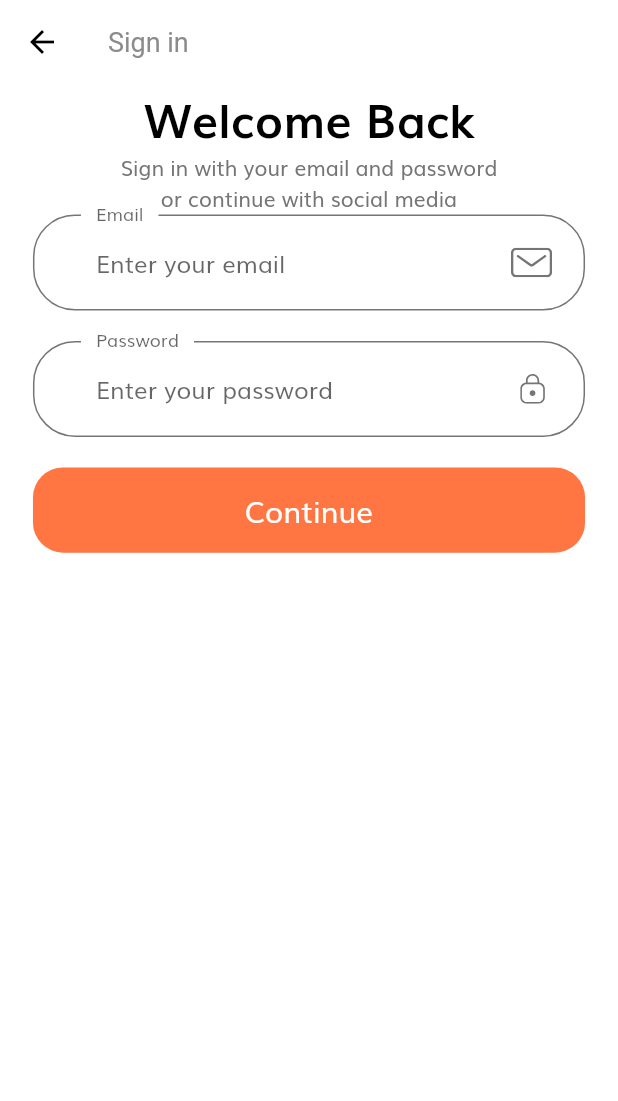
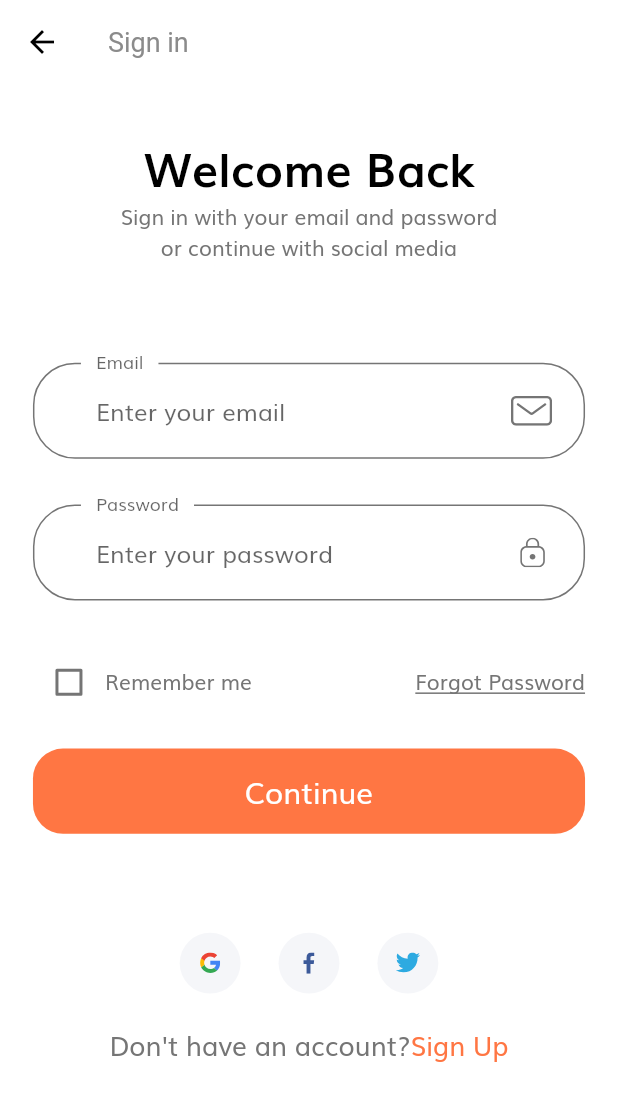
Before and after one commit to sunachun/shopapp, a Flutter app: the screen it shows after launch, after a tap on "Continue", on a phone screen of 412 x 824 dp. Shown: the top 1101 px of the screen. Run offline on Flutter 3.47's test engine with Material 2 defaults, Android fonts, the phone set to English and light mode, and no system bars; our stand-ins replace flutter_svg.

Commit message:
second commit

```diff
--- /dev/null
+++ b/lib/components/no_account_text.dart
@@ -0,0 +1,36 @@
+import 'package:flutter/material.dart';
+import 'package:shopapp/screens/forgot_password/forgot_password_screen.dart';
+
+import '../constants.dart';
+import '../size_config.dart';
+
+class NoAccountText extends StatelessWidget {
+  const NoAccountText({
+    Key key,
+  }) : super(key: key);
+
+  @override
+  Widget build(BuildContext context) {
+    return Row(
+      mainAxisAlignment: MainAxisAlignment.center,
+      children: <Widget>[
+        Text(
+          "Don't have an account?",
+          style: TextStyle(
+            fontSize: getProportionateScreenWidth(16),
+          ),
+        ),
+        GestureDetector(
+          onTap: () {},
+          child: Text(
+            "Sign Up",
+            style: TextStyle(
+              fontSize: getProportionateScreenWidth(16),
+              color: kPrimaryColor,
+            ),
+          ),
+        ),
+      ],
+    );
+  }
+}
--- /dev/null
+++ b/lib/components/social_card.dart
@@ -0,0 +1,34 @@
+import 'package:flutter/material.dart';
+import 'package:flutter_svg/flutter_svg.dart';
+
+import '../size_config.dart';
+
+class SocialCard extends StatelessWidget {
+  const SocialCard({
+    Key key,
+    this.icon,
+    this.press,
+  }) : super(key: key);
+
+  final String icon;
+  final Function press;
+
+  @override
+  Widget build(BuildContext context) {
+    return GestureDetector(
+      onTap: press,
+      child: Container(
+        margin:
+            EdgeInsets.symmetric(horizontal: getProportionateScreenWidth(10)),
+        padding: EdgeInsets.all(getProportionateScreenWidth(12)),
+        height: getProportionateScreenHeight(40),
+        width: getProportionateScreenWidth(40),
+        decoration: BoxDecoration(
+          color: Color(0xFFF5F6F9),
+          shape: BoxShape.circle,
+        ),
+        child: SvgPicture.asset(icon),
+      ),
+    );
+  }
+}
--- a/lib/constants.dart
+++ b/lib/constants.dart
@@ -11,3 +11,12 @@ const kSecondaryColor = Color(0xFF979797);
 const kTextColor = Color(0xFF757575);
 
 const kAnimationDuration = Duration(milliseconds: 200);
+
+// Form Error
+final RegExp emailValidatorRegExp =
+    RegExp(r"^[a-zA-Z0-9.]+@[a-zA-Z0-9]+\.[a-zA-Z]+");
+const String kEmailNullError = "Please Enter your email";
+const String kInvalidEmailError = "Please Enter Valid Email";
+const String kPassNullError = "Please Enter your password";
+const String kShortPassError = "Password is too short";
+const String kMatchPassError = "Passwords don't match";
--- a/lib/routs.dart
+++ b/lib/routs.dart
@@ -1,4 +1,6 @@
 import 'package:flutter/widgets.dart';
+import 'package:shopapp/screens/forgot_password/forgot_password_screen.dart';
+import 'package:shopapp/screens/login_screens/login_success_screen.dart';
 import 'package:shopapp/screens/sign_in/sign_in_screen.dart';
 import 'package:shopapp/screens/splash/splash_screen.dart';
 
@@ -7,4 +9,6 @@ import 'package:shopapp/screens/splash/splash_screen.dart';
 final Map<String, WidgetBuilder> routes = {
   SplashScreen.routeName: (content) => SplashScreen(),
   SignInScreen.routesName: (content) => SignInScreen(),
+  ForgotPasswordScreen.routeName: (content) => ForgotPasswordScreen(),
+  LoginSuccessScreen.routeName: (content) => LoginSuccessScreen(),
 };
--- /dev/null
+++ b/lib/screens/forgot_password/forgot_password_screen.dart
@@ -0,0 +1,15 @@
+import 'package:flutter/material.dart';
+import 'package:shopapp/screens/forgot_password/compornents/body.dart';
+
+class ForgotPasswordScreen extends StatelessWidget {
+  static String routeName = "/forgot_password";
+  @override
+  Widget build(BuildContext context) {
+    return Scaffold(
+      appBar: AppBar(
+        title: Text("Forgot Password"),
+      ),
+      body: Body(),
+    );
+  }
+}
--- a/lib/screens/sign_in/compornents/body.dart
+++ b/lib/screens/sign_in/compornents/body.dart
@@ -1,8 +1,10 @@
 import 'package:flutter/material.dart';
 import 'package:flutter_svg/flutter_svg.dart';
-import 'package:shopapp/components/custom_surfix_icon.dart';
-import 'package:shopapp/components/default_button.dart';
+import 'package:shopapp/components/no_account_text.dart';
+import 'package:shopapp/components/social_card.dart';
 import 'package:shopapp/constants.dart';
+import 'package:shopapp/screens/forgot_password/forgot_password_screen.dart';
+import 'package:shopapp/screens/sign_in/compornents/sign_form.dart';
 import 'package:shopapp/size_config.dart';
 
 class Body extends StatelessWidget {
@@ -14,8 +16,10 @@ class Body extends StatelessWidget {
         child: Padding(
           padding:
               EdgeInsets.symmetric(horizontal: getProportionateScreenWidth(20)),
+          child: SingleChildScrollView(
             child: Column(
               children: <Widget>[
+                SizedBox(height: SizeConfig.screenHeight * 0.04),
                 Text(
                   "Welcome Back",
                   style: TextStyle(
@@ -28,109 +32,33 @@ class Body extends StatelessWidget {
                   "Sign in with your email and password \nor continue with social media",
                   textAlign: TextAlign.center,
                 ),
+                SizedBox(height: SizeConfig.screenHeight * 0.08),
                 SignForm(),
+                SizedBox(height: SizeConfig.screenHeight * 0.08),
+                Row(
+                  mainAxisAlignment: MainAxisAlignment.center,
+                  children: <Widget>[
+                    SocialCard(
+                      icon: "assets/icons/google-icon.svg",
+                      press: () {},
+                    ),
+                    SocialCard(
+                      icon: "assets/icons/facebook-2.svg",
+                      press: () {},
+                    ),
+                    SocialCard(
+                      icon: "assets/icons/twitter.svg",
+                      press: () {},
+                    ),
                   ],
+                ),
+                SizedBox(height: getProportionateScreenHeight(20)),
+                NoAccountText(),
+              ],
+            ),
           ),
         ),
       ),
     );
   }
 }
-
-class SignForm extends StatefulWidget {
-  @override
-  _SignFormState createState() => _SignFormState();
-}
-
-class _SignFormState extends State<SignForm> {
-  final _formKey = GlobalKey<FormState>();
-  final List<String> errors = [];
-  @override
-  Widget build(BuildContext context) {
-    return Form(
-      key: _formKey,
-      child: Column(
-        children: <Widget>[
-          buildEmailFormField(),
-          SizedBox(height: getProportionateScreenHeight(20)),
-          buildPasswordFormField(),
-          SizedBox(height: getProportionateScreenHeight(20)),
-          FormError(errors: errors),
-          DefaultButton(
-            text: "Continue",
-            press: () {},
-          ),
-        ],
-      ),
-    );
-  }
-
-  TextFormField buildPasswordFormField() {
-    return TextFormField(
-      obscureText: true,
-      decoration: InputDecoration(
-        labelText: "Password",
-        hintText: "Enter your password",
-        // If you are using latest version of flutter then label text and hint text shown like this
-        // If you r using flutter less than 1.20.* then maybe this is not working properly
-        floatingLabelBehavior: FloatingLabelBehavior.always,
-        suffixIcon: CustomSurffixIcon(svgIcon: "assets/icons/Lock.svg"),
-      ),
-    );
-  }
-
-  TextFormField buildEmailFormField() {
-    return TextFormField(
-      keyboardType: TextInputType.emailAddress,
-      validator: (value) {
-        if (value.isEmpty) {
-          setState(() {
-            errors.add("Please enter your email");
-          });
-        }
-        return null;
-      },
-      decoration: InputDecoration(
-        labelText: "Email",
-        hintText: "Enter your email",
-        // If you are using latest version of flutter then label text and hint text shown like this
-        // If you r using flutter less than 1.20.* then maybe this is not working properly
-        floatingLabelBehavior: FloatingLabelBehavior.always,
-        suffixIcon: CustomSurffixIcon(svgIcon: "assets/icons/Mail.svg"),
-      ),
-    );
-  }
-}
-
-class FormError extends StatelessWidget {
-  const FormError({
-    Key key,
-    @required this.errors,
-  }) : super(key: key);
-
-  final List<String> errors;
-
-  @override
-  Widget build(BuildContext context) {
-    return Column(
-      children: List.generate(
-          errors.length, (index) => formErrorText(error: errors[index])),
-    );
-  }
-
-  Row formErrorText({String error}) {
-    return Row(
-      children: <Widget>[
-        SvgPicture.asset(
-          "assets/icons/Error.svg",
-          height: getProportionateScreenWidth(14),
-          width: getProportionateScreenWidth(14),
-        ),
-        SizedBox(
-          width: getProportionateScreenHeight(10),
-        ),
-        Text(error),
-      ],
-    );
-  }
-}
--- /dev/null
+++ b/lib/screens/sign_in/compornents/sign_form.dart
@@ -0,0 +1,159 @@
+import 'package:flutter/material.dart';
+import 'package:shopapp/components/custom_surfix_icon.dart';
+import 'package:shopapp/components/default_button.dart';
+import 'package:shopapp/components/form_error.dart';
+import 'package:shopapp/screens/forgot_password/forgot_password_screen.dart';
+import 'package:shopapp/screens/login_screens/login_success_screen.dart';
+
+import '../../../constants.dart';
+import '../../../size_config.dart';
+
+class SignForm extends StatefulWidget {
+  @override
+  _SignFormState createState() => _SignFormState();
+}
+
+class _SignFormState extends State<SignForm> {
+  final _formKey = GlobalKey<FormState>();
+  String email;
+  String password;
+  bool remember = false;
+  final List<String> errors = [];
+  @override
+  Widget build(BuildContext context) {
+    return Form(
+      key: _formKey,
+      child: Column(
+        children: <Widget>[
+          buildEmailFormField(),
+          SizedBox(height: getProportionateScreenHeight(30)),
+          buildPasswordFormField(),
+          SizedBox(height: getProportionateScreenHeight(30)),
+          Row(
+            children: <Widget>[
+              Checkbox(
+                value: remember,
+                activeColor: kPrimaryColor,
+                onChanged: (value) {
+                  setState(() {
+                    remember = value;
+                  });
+                },
+              ),
+              Text("Remember me"),
+              Spacer(),
+              GestureDetector(
+                onTap: () => Navigator.pushNamed(
+                    context, ForgotPasswordScreen.routeName),
+                child: Text(
+                  "Forgot Password",
+                  style: TextStyle(decoration: TextDecoration.underline),
+                ),
+              ),
+            ],
+          ),
+          FormError(errors: errors),
+          SizedBox(height: getProportionateScreenHeight(20)),
+          DefaultButton(
+            text: "Continue",
+            press: () {
+              if (_formKey.currentState.validate()) {
+                _formKey.currentState.save();
+                // if all are valid then go to success screen
+                Navigator.pushNamed(context, LoginSuccessScreen.routeName);
+              }
+            },
+          ),
+        ],
+      ),
+    );
+  }
+
+  TextFormField buildPasswordFormField() {
+    return TextFormField(
+      obscureText: true,
+      onSaved: (newValue) => password = newValue,
+      onChanged: (value) {
+        if (value.isNotEmpty && errors.contains(kPassNullError)) {
+          setState(() {
+            errors.remove(kPassNullError);
+          });
+          return "";
+        } else if (value.length < 8 && errors.contains(kShortPassError)) {
+          setState(() {
+            errors.remove(kShortPassError);
+          });
+          return "";
+        }
+        return null;
+      },
+      validator: (value) {
+        if (value.isEmpty && !errors.contains(kPassNullError)) {
+          setState(() {
+            errors.add(kPassNullError);
+          });
+          return "";
+        } else if (value.length < 8 && !errors.contains(kShortPassError)) {
+          setState(() {
+            errors.add(kShortPassError);
+          });
+          return "";
+        }
+        return null;
+      },
+      decoration: InputDecoration(
+        labelText: "Password",
+        hintText: "Enter your password",
+        // If you are using latest version of flutter then label text and hint text shown like this
+        // If you r using flutter less than 1.20.* then maybe this is not working properly
+        floatingLabelBehavior: FloatingLabelBehavior.always,
+        suffixIcon: CustomSurffixIcon(svgIcon: "assets/icons/Lock.svg"),
+      ),
+    );
+  }
+
+  TextFormField buildEmailFormField() {
+    return TextFormField(
+      keyboardType: TextInputType.emailAddress,
+      onSaved: (newValue) => email = newValue,
+      onChanged: (value) {
+        if (value.isNotEmpty && errors.contains(kEmailNullError)) {
+          setState(() {
+            errors.remove(kEmailNullError);
+          });
+          return "";
+        } else if (emailValidatorRegExp.hasMatch(value) &&
+            errors.contains(kInvalidEmailError)) {
+          setState(() {
+            errors.remove(kInvalidEmailError);
+          });
+          return "";
+        }
+        return null;
+      },
+      validator: (value) {
+        if (value.isEmpty && !errors.contains(kEmailNullError)) {
+          setState(() {
+            errors.add(kEmailNullError);
+          });
+          return "";
+        } else if (!emailValidatorRegExp.hasMatch(value) &&
+            !errors.contains(kInvalidEmailError)) {
+          setState(() {
+            errors.add(kInvalidEmailError);
+          });
+          return "";
+        }
+        return null;
+      },
+      decoration: InputDecoration(
+        labelText: "Email",
+        hintText: "Enter your email",
+        // If you are using latest version of flutter then label text and hint text shown like this
+        // If you r using flutter less than 1.20.* then maybe this is not working properly
+        floatingLabelBehavior: FloatingLabelBehavior.always,
+        suffixIcon: CustomSurffixIcon(svgIcon: "assets/icons/Mail.svg"),
+      ),
+    );
+  }
+}
```
Also changed, not shown: lib/components/form_error.dart (+36 -0 lines), lib/screens/forgot_password/compornents/body.dart (added, +115 -0 lines), lib/screens/login_screens/components/body.dart (added, +36 -0 lines), lib/screens/login_screens/login_success_screen.dart (added, +17 -0 lines). Lines whose indentation alone changed are shown as unchanged.
